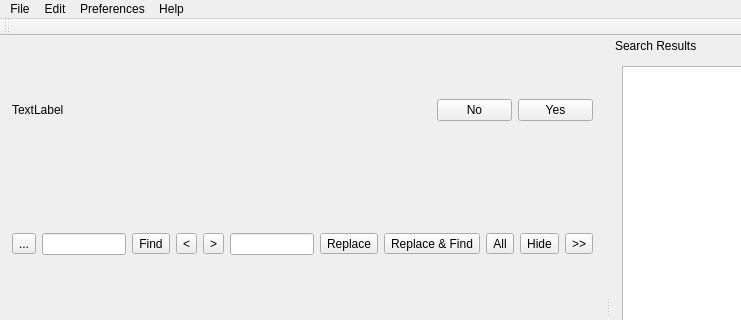
Qt form mainwindow.ui (ic005k/Xplist) before a commit; both pictures show x 0 to 741 and y 0 to 320 of the 889 by 703 pixel window.
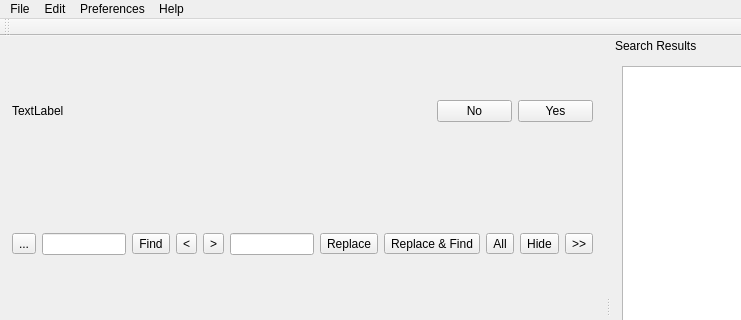
The same form after that commit. Icons and pictures are not drawn.

The edit to the form file:
```diff
--- a/mainwindow.ui
+++ b/mainwindow.ui
@@ -34,6 +34,9 @@
     <property name="leftMargin">
      <number>1</number>
     </property>
+    <property name="topMargin">
+     <number>12</number>
+    </property>
     <property name="rightMargin">
      <number>1</number>
     </property>
```
